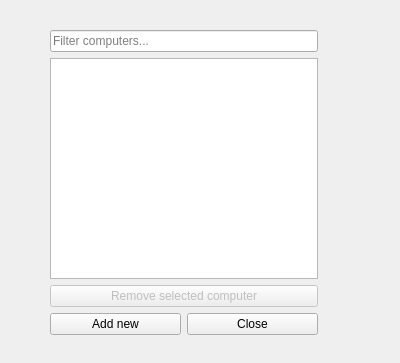
Before: the Qt Designer form compwindow.ui in sandraBender/VLN1-hopur2, drawn with Qt 5.
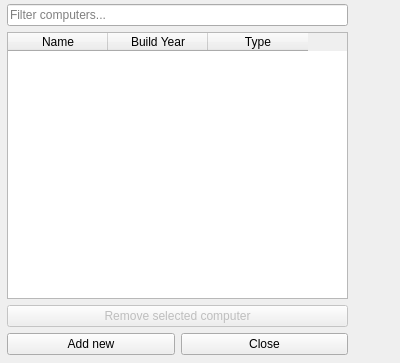
After: the same form once the commit is applied.

Patch:
```diff
--- a/compwindow.ui
+++ b/compwindow.ui
@@ -16,10 +16,10 @@
   <widget class="QWidget" name="layoutWidget">
    <property name="geometry">
     <rect>
-     <x>50</x>
-     <y>30</y>
-     <width>268</width>
-     <height>305</height>
+     <x>7</x>
+     <y>4</y>
+     <width>341</width>
+     <height>351</height>
     </rect>
    </property>
    <layout class="QVBoxLayout" name="verticalLayout">
@@ -31,7 +31,32 @@
      </widget>
     </item>
     <item>
-     <widget class="QTableWidget" name="table_computers"/>
+     <widget class="QTableWidget" name="table_computers">
+      <property name="selectionBehavior">
+       <enum>QAbstractItemView::SelectRows</enum>
+      </property>
+      <property name="sortingEnabled">
+       <bool>true</bool>
+      </property>
+      <attribute name="verticalHeaderVisible">
+       <bool>false</bool>
+      </attribute>
+      <column>
+       <property name="text">
+        <string>Name</string>
+       </property>
+      </column>
+      <column>
+       <property name="text">
+        <string>Build Year</string>
+       </property>
+      </column>
+      <column>
+       <property name="text">
+        <string>Type</string>
+       </property>
+      </column>
+     </widget>
     </item>
     <item>
      <widget class="QPushButton" name="button_remove_selected">
```
